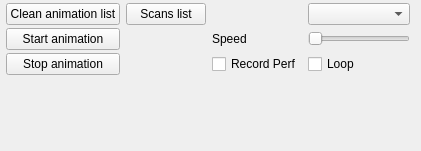
First picture: the form in src/gui/forms/toolbar_animationgroup.ui, repository open-scan-crew/OpenScanTools, before the edit.
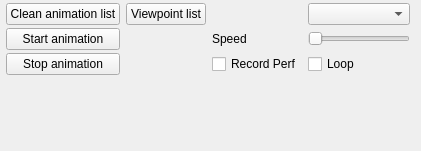
Second picture: the form after the edit.

Commit message: Rename Scan list into Viewpoint list

The edit to the form file:
```diff
--- a/src/gui/forms/toolbar_animationgroup.ui
+++ b/src/gui/forms/toolbar_animationgroup.ui
@@ -45,7 +45,7 @@
    <item row="0" column="1">
     <widget class="QPushButton" name="scansAnimPushButton">
      <property name="text">
-      <string>Scans list</string>
+      <string>Viewpoint list</string>
      </property>
     </widget>
    </item>
```
